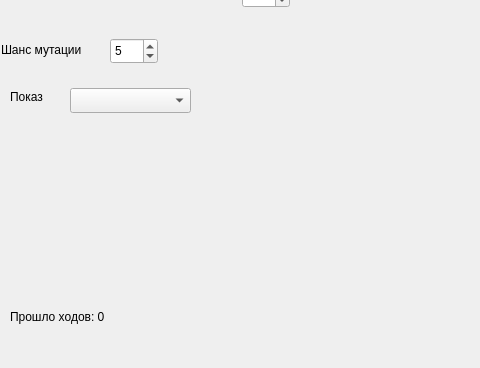
Error273/ALife, file ui.ui: the form before one commit; both pictures show x 0 to 480 and y 232 to 600 of the 900 by 600 pixel window.
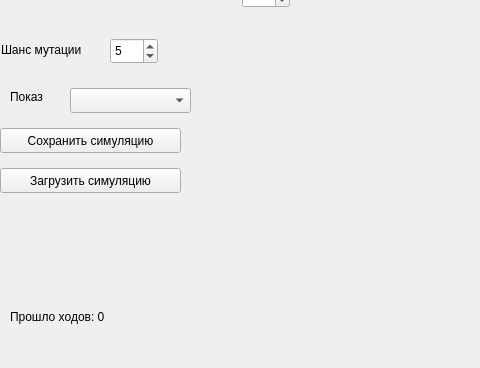
The form after the commit.

```diff
--- a/ui.ui
+++ b/ui.ui
@@ -173,6 +173,32 @@
      <string>Показ</string>
     </property>
    </widget>
+   <widget class="QPushButton" name="save_sim_btn">
+    <property name="geometry">
+     <rect>
+      <x>0</x>
+      <y>360</y>
+      <width>181</width>
+      <height>25</height>
+     </rect>
+    </property>
+    <property name="text">
+     <string>Сохранить симуляцию</string>
+    </property>
+   </widget>
+   <widget class="QPushButton" name="load_sim_btn">
+    <property name="geometry">
+     <rect>
+      <x>0</x>
+      <y>400</y>
+      <width>181</width>
+      <height>25</height>
+     </rect>
+    </property>
+    <property name="text">
+     <string>Загрузить симуляцию</string>
+    </property>
+   </widget>
   </widget>
   <widget class="QMenuBar" name="menubar">
    <property name="geometry">
```
